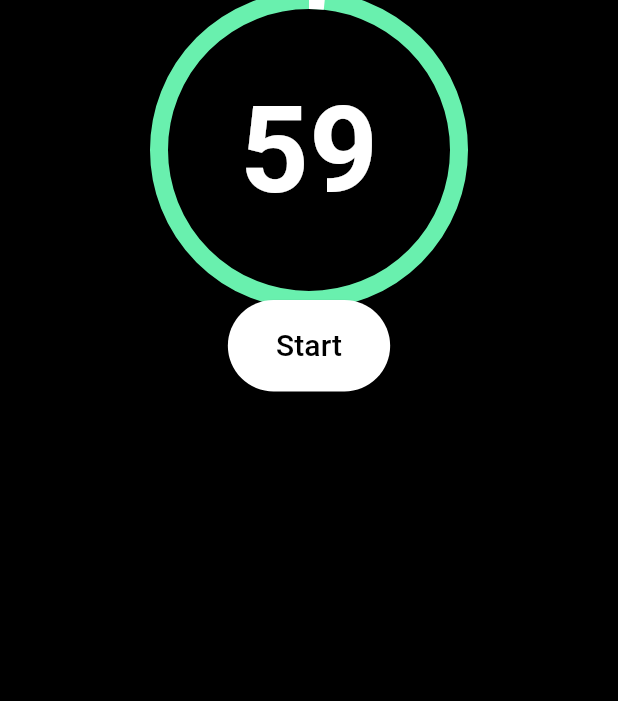
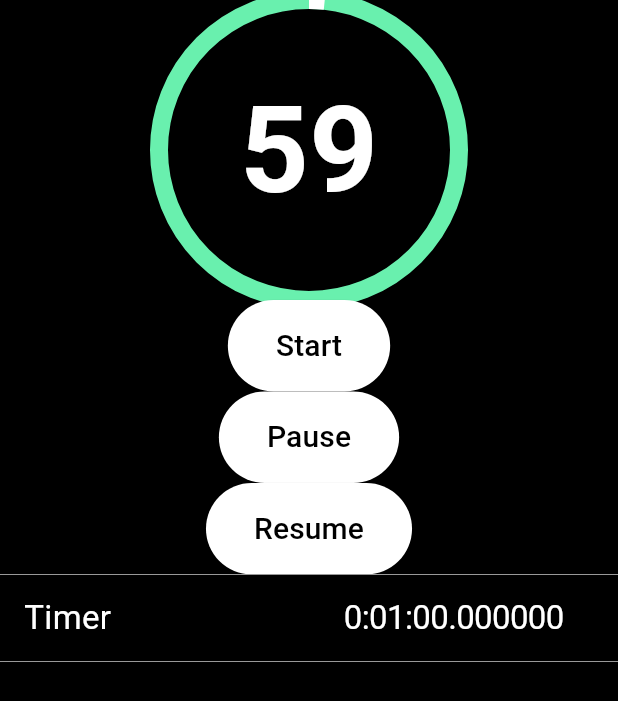
Before and after one commit to nickywongdong/timr, a Flutter app: the screen it shows after launch, after a tap on "Start", on a phone screen of 412 x 824 dp. Shown: the top 701 px of the screen. Run offline on Flutter 3.47's test engine with Material 3 defaults, Android fonts, the phone set to English and light mode, and no system bars; generated files the repository leaves out were written again.

Commit message:
added timer selector (#20)

```diff
--- a/lib/main.dart
+++ b/lib/main.dart
@@ -1,8 +1,9 @@
 import 'package:flutter/material.dart';
 import 'dart:async';
 //Path to lib is actually name of project which is defined in pubspec.yaml, not lib/...
-import 'package:timr/widget/start_button.dart';
-import 'package:timr/widget/time_display.dart';
+import 'package:timr/widgets/start_button.dart';
+import 'package:timr/widgets/time_display.dart';
+import 'package:timr/widgets/config_panel.dart';
 import 'package:timr/models.dart';
 
 void main() {
@@ -83,14 +84,7 @@ class _MyHomePageState extends State<MyHomePage> {
       body: Center(
         child: Column(children: [
           TimeDisplay(timerSettings: timerSettings),
-          StartButton(
-            text: 'Start',
-            color: Colors.black,
-            backgroundColor: Colors.white,
-            onClicked: () {
-              timerSettings.startWorkout();
-            },
-          )
+          ConfigPanel(timerSettings: timerSettings)
         ],)
       )
     );
--- a/lib/models.dart
+++ b/lib/models.dart
@@ -1,4 +1,5 @@
 import 'dart:async';
+import 'package:timr/timer_constants.dart';
 
 class TimerSettings {
   int repCount;
@@ -8,27 +9,34 @@ class TimerSettings {
   Duration totalTimeElapsed;
   Duration timeRemaining;
   Timer? timer;
-  bool isRep;
+  bool isRepCycle;
   Function onTickChanged;
   //sound
 
   TimerSettings({
     required this.onTickChanged,
     this.repCount = 1,
-    this.repDuration = const Duration(seconds: 60),
+    this.repDuration = defaultRepDuration,
     this.restDuration = const Duration(seconds: 10),
     this.totalTimeElapsed = const Duration(seconds: 0),
     this.timeRemaining = const Duration(seconds: 60),
-    this.isRep = true,
+    this.isRepCycle = true,
   });
 
   int getRemainingTime() {
     return timeRemaining.inSeconds;
   }
 
+  void setRemainingTime(Duration newRemainingTime) {
+    this.timeRemaining = newRemainingTime;
+  }
+
   double getTimeRemainingPercentage() {
-    Duration timeDuration = isRep ? repDuration : restDuration;
+    Duration timeDuration = isRepCycle ? repDuration : restDuration;
     Duration elapsedDuration = timeDuration - timeRemaining;
+    if (timeDuration.inSeconds == 0) {
+      return 0;
+    }
     return elapsedDuration.inSeconds / timeDuration.inSeconds;
   }
 
@@ -40,11 +48,11 @@ class TimerSettings {
 
   void restTick(Timer timer) {
     if (repCount < 0) {
-      pauseTimer();
+      pauseWorkout();
     } else {
       if (timeRemaining < const Duration(seconds: 1)) {
         timer = Timer.periodic(const Duration(seconds: 1), repTick);
-        isRep = true;
+        isRepCycle = true;
       } else {
         _tick();
       }
@@ -53,13 +61,13 @@ class TimerSettings {
 
   void repTick(Timer timer) {
     if (repCount < 0) {
-      pauseTimer();
+      pauseWorkout();
     } else {
       if (timeRemaining < const Duration(seconds: 1)){
         repCount--;
         timer = Timer.periodic(const Duration(seconds: 1), restTick);
         timeRemaining = restDuration;
-        isRep = false;
+        isRepCycle = false;
       } else {
         _tick();
       }
@@ -70,7 +78,7 @@ class TimerSettings {
       totalTimeElapsed = const Duration(seconds: 0);
     }
     timeRemaining = repDuration;
-    isRep = true;
+    isRepCycle = true;
     repCount--;
     timer = Timer.periodic(const Duration(seconds: 1), repTick);
   }
@@ -83,7 +91,26 @@ class TimerSettings {
     return timer?.isActive ?? false;
   }
 
-  void pauseTimer() {
+  bool getIsRepCycle() {
+    return isRepCycle;
+  }
+
+  void setRepDuration(Duration newDuration) {
+    repDuration = newDuration;
+    setRemainingTime(newDuration);
+    onTickChanged();
+  }
+
+  void pauseWorkout() {
     timer?.cancel();
   }
+
+  void resumeWorkout() {
+    isRepCycle = getIsRepCycle();
+    if (isRepCycle) {
+      timer = Timer.periodic(const Duration(seconds: 1), repTick);
+    } else {
+      timer = Timer.periodic(const Duration(seconds: 1), restTick);
+    }
+  }
 }
--- /dev/null
+++ b/lib/timer_constants.dart
@@ -0,0 +1,2 @@
+const defaultRepDuration = Duration(seconds: 60);
+const defaultSetCount = 1;
--- /dev/null
+++ b/lib/widgets/config_panel.dart
@@ -0,0 +1,36 @@
+import 'package:flutter/material.dart';
+import 'package:timr/widgets/resume_button.dart';
+import 'package:timr/widgets/start_button.dart';
+import 'package:timr/models.dart';
+import 'package:timr/widgets/pause_button.dart';
+import 'package:timr/widgets/rep_time_picker.dart';
+
+class ConfigPanel extends StatelessWidget {
+  TimerSettings timerSettings;
+
+  //This is the constructor
+  ConfigPanel({
+    super.key,
+    required this.timerSettings
+  });
+
+  @override
+  Widget build(BuildContext context) => Column(
+    children: [
+      StartButton(
+        startWorkout: () => timerSettings.startWorkout()
+      ),
+      PauseButton(
+        pauseWorkout: () => timerSettings.pauseWorkout()
+      ),
+      ResumeButton(
+        resumeWorkout: () => timerSettings.resumeWorkout()
+      ),
+      RepTimePicker(
+        context: context,
+        repDuration: timerSettings.repDuration,
+        setRepDuration: (Duration newDuration) => timerSettings.setRepDuration(newDuration)
+      ),
+    ]
+  );
+}
--- /dev/null
+++ b/lib/widgets/pause_button.dart
@@ -0,0 +1,27 @@
+import 'package:flutter/material.dart';
+
+class PauseButton extends StatelessWidget {
+  final VoidCallback pauseWorkout;
+  static const text = 'Pause';
+  static const color = Colors.black;
+  static const backgroundColor = Colors.white;
+
+  //This is the constructor
+  PauseButton({
+    super.key,
+    required this.pauseWorkout,
+  });
+
+  @override
+  Widget build(BuildContext context) => ElevatedButton(
+    style: ElevatedButton.styleFrom(
+      backgroundColor: backgroundColor,
+      padding: const EdgeInsets.symmetric(horizontal: 32, vertical: 16)
+    ),
+    onPressed: pauseWorkout,
+    child: const Text(
+      text,
+      style: TextStyle(fontSize: 20, color: color),
+    ),
+  );
+}
--- /dev/null
+++ b/lib/widgets/rep_time_picker.dart
@@ -0,0 +1,116 @@
+import 'package:flutter/cupertino.dart';
+import 'package:timr/models.dart';
+import 'package:flutter/material.dart';
+
+
+class RepTimePicker extends StatelessWidget {
+  final void Function(Duration) setRepDuration;
+  Duration repDuration;
+  static const text = 'Pause';
+  static const color = Colors.black;
+  static const backgroundColor = Colors.white;
+  BuildContext context;
+
+  //This is the constructor
+  RepTimePicker({
+    super.key,
+    required this.context,
+    required this.repDuration,
+    required this.setRepDuration
+  });
+
+  void _showDialog(Widget child) {
+    showCupertinoModalPopup<void>(
+      context: context,
+      builder: (BuildContext context) => Container(
+        height: 216,
+        padding: const EdgeInsets.only(top: 6.0),
+        // The bottom margin is provided to align the popup above the system
+        // navigation bar.
+        margin: EdgeInsets.only(
+          bottom: MediaQuery.of(context).viewInsets.bottom,
+        ),
+        // Provide a background color for the popup.
+        color: CupertinoColors.systemBackground.resolveFrom(context),
+        // Use a SafeArea widget to avoid system overlaps.
+        child: SafeArea(
+          top: false,
+          child: child,
+        ),
+      ),
+    );
+  }
+
+  @override
+  Widget build(BuildContext context) => Center(
+    child: Column(
+      mainAxisAlignment: MainAxisAlignment.center,
+      children: <Widget>[
+        _TimerPickerItem(
+          children: <Widget>[
+            const Text(
+              'Timer',
+              style: TextStyle(
+                fontSize: 22.0,
+                color: Colors.white
+              )),
+            CupertinoButton(
+              // Display a CupertinoTimerPicker with hour/minute mode.
+              onPressed: () => _showDialog(
+                CupertinoTimerPicker(
+                  mode: CupertinoTimerPickerMode.hm,
+                  initialTimerDuration: repDuration,
+                  // This is called when the user changes the timer's
+                  // duration.
+                  onTimerDurationChanged: (Duration newDuration) => setRepDuration(newDuration)
+                ),
+              ),
+              // In this example, the timer's value is formatted manually.
+              // You can use the intl package to format the value based on
+              // the user's locale settings.
+              child: Text(
+                '$repDuration',
+                style: const TextStyle(
+                  fontSize: 22.0,
+                  color: Colors.white
+                ),
+              ),
+            ),
+          ],
+        ),
+      ],
+    ),
+  );
+}
+
+// This class simply decorates a row of widgets.
+class _TimerPickerItem extends StatelessWidget {
+  const _TimerPickerItem({required this.children});
+
+  final List<Widget> children;
+
+  @override
+  Widget build(BuildContext context) {
+    return DecoratedBox(
+      decoration: const BoxDecoration(
+        border: Border(
+          top: BorderSide(
+            color: CupertinoColors.inactiveGray,
+            width: 0.0,
+          ),
+          bottom: BorderSide(
+            color: CupertinoColors.inactiveGray,
+            width: 0.0,
+          ),
+        ),
+      ),
+      child: Padding(
+        padding: const EdgeInsets.symmetric(horizontal: 16.0),
+        child: Row(
+          mainAxisAlignment: MainAxisAlignment.spaceBetween,
+          children: children,
+        ),
+      ),
+    );
+  }
+}
--- /dev/null
+++ b/lib/widgets/resume_button.dart
@@ -0,0 +1,27 @@
+import 'package:flutter/material.dart';
+
+class ResumeButton extends StatelessWidget {
+  final VoidCallback resumeWorkout;
+  static const text = 'Resume';
+  static const color = Colors.black;
+  static const backgroundColor = Colors.white;
+
+  //This is the constructor
+  ResumeButton({
+    super.key,
+    required this.resumeWorkout,
+  });
+
+  @override
+  Widget build(BuildContext context) => ElevatedButton(
+    style: ElevatedButton.styleFrom(
+      backgroundColor: backgroundColor,
+      padding: EdgeInsets.symmetric(horizontal: 32, vertical: 16)
+    ),
+    onPressed: resumeWorkout,
+    child: const Text(
+      text,
+      style: TextStyle(fontSize: 20, color: color),
+    ),
+  );
+}
--- a/lib/widget/start_button.dart
+++ b/lib/widgets/start_button.dart
@@ -1,18 +1,15 @@
 import 'package:flutter/material.dart';
 
 class StartButton extends StatelessWidget {
-  final String text;
-  final Color color;
-  final Color backgroundColor;
-  final VoidCallback onClicked;
+  static const text = 'Start';
+  static const color = Colors.black;
+  static const backgroundColor = Colors.white;
+  final VoidCallback startWorkout;
 
   //This is the constructor
   const StartButton({
     Key? key,
-    required this.text,
-    this.color = Colors.white,
-    this.backgroundColor = Colors.black,
-    required this.onClicked,
+    required this.startWorkout,
   }) : super(key: key);
 
   @override
@@ -21,7 +18,7 @@ class StartButton extends StatelessWidget {
       backgroundColor: backgroundColor,
       padding: EdgeInsets.symmetric(horizontal: 32, vertical: 16)
     ),
-    onPressed: onClicked,
+    onPressed: startWorkout,
     child: Text(
       text,
       style: TextStyle(fontSize: 20, color: color),
--- a/lib/widget/time_display.dart
+++ b/lib/widgets/time_display.dart
@@ -6,7 +6,7 @@ class TimeDisplay extends StatelessWidget {
   Color backgroundColor;
   TimerSettings timerSettings;
 
-    TimeDisplay({
+  TimeDisplay({
     super.key,
     this.color = Colors.white,
     this.backgroundColor = Colors.black,
```
Also changed, not shown: 1 other file.
